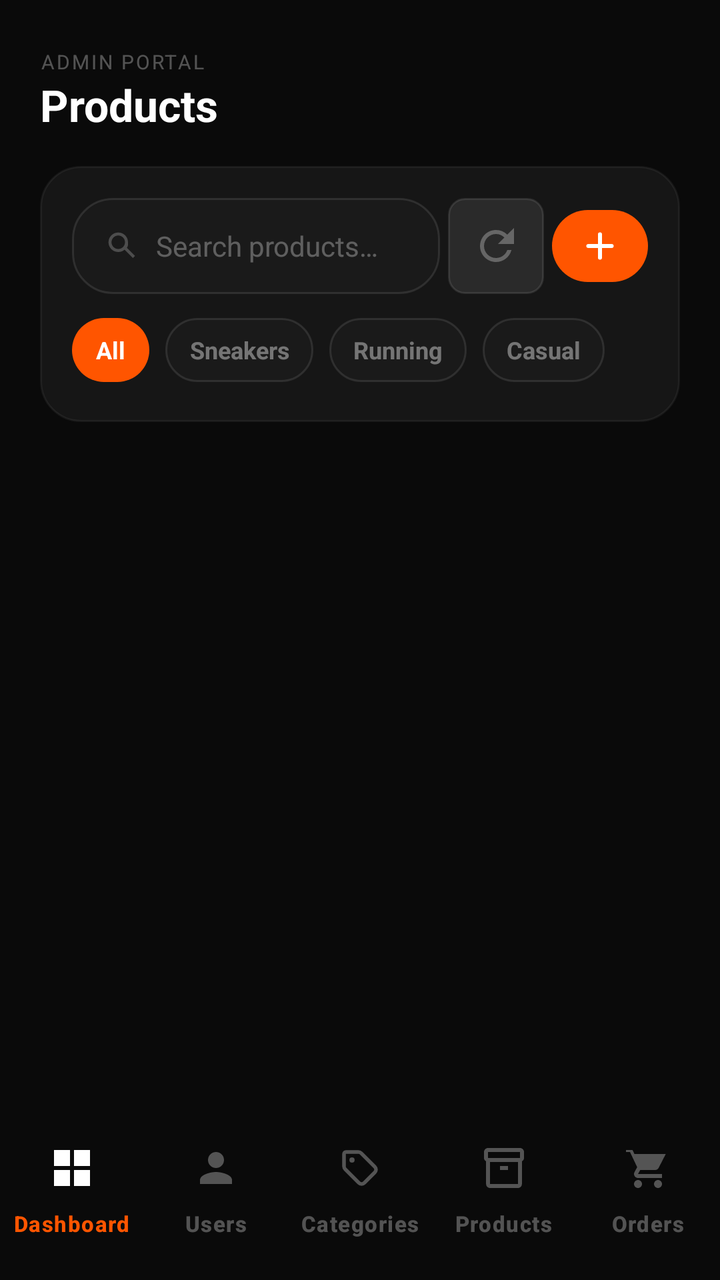
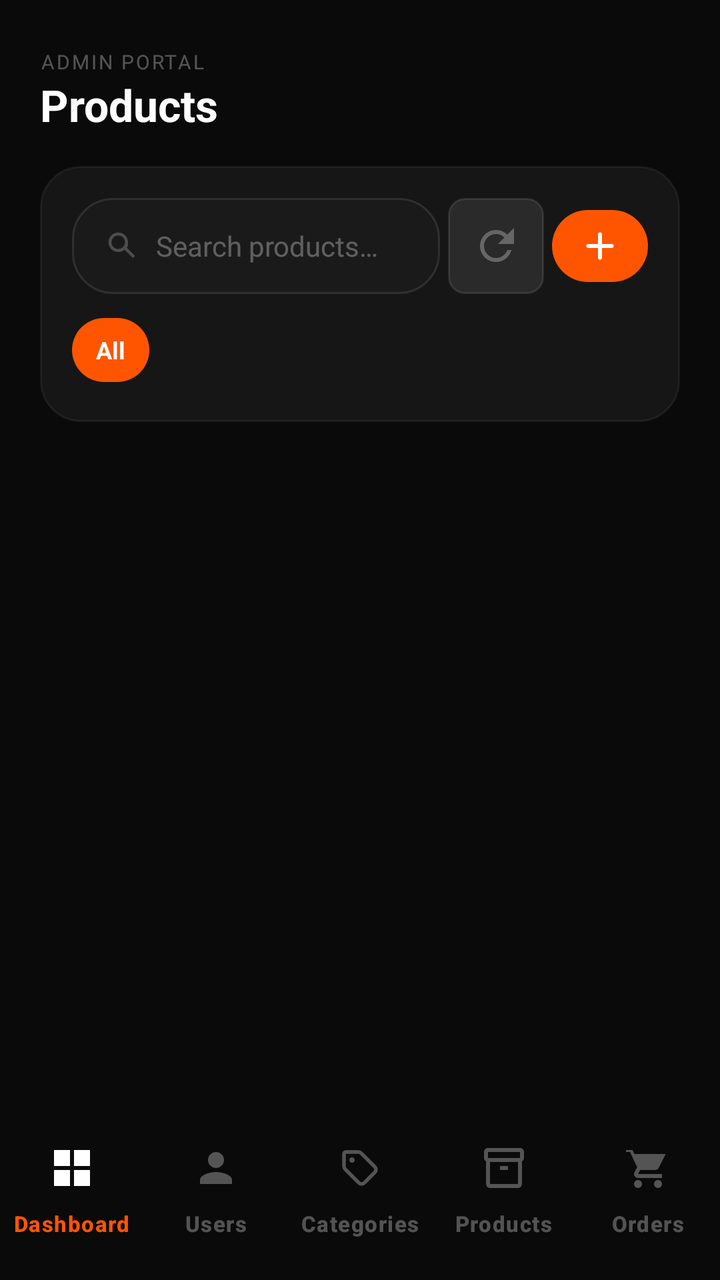

The first picture is an Android layout as it rendered before a commit; the second is the same layout after the commit. The layout source and the unified diff follow.
<!-- AndroidManifest.xml: activity theme Theme.SoleStep.Admin -->
<!-- res/layout/activity_admin_products.xml -->
<?xml version="1.0" encoding="utf-8"?>
<androidx.constraintlayout.widget.ConstraintLayout
    xmlns:android="http://schemas.android.com/apk/res/android"
    xmlns:app="http://schemas.android.com/apk/res-auto"
    xmlns:tools="http://schemas.android.com/tools"
    android:id="@+id/admin_products_root"
    android:layout_width="match_parent"
    android:layout_height="match_parent"
    android:background="@color/bg_dark_primary"
    tools:context=".admin.AdminProductsActivity">

    
    <LinearLayout
        android:id="@+id/admin_products_header"
        android:layout_width="0dp"
        android:layout_height="wrap_content"
        android:orientation="vertical"
        android:paddingStart="@dimen/space_screen_horizontal"
        android:paddingTop="@dimen/space_12"
        android:paddingEnd="@dimen/space_screen_horizontal"
        android:paddingBottom="@dimen/space_8"
        app:layout_constraintEnd_toEndOf="parent"
        app:layout_constraintStart_toStartOf="parent"
        app:layout_constraintTop_toTopOf="parent">

        <TextView
            android:layout_width="wrap_content"
            android:layout_height="wrap_content"
            android:letterSpacing="0.1"
            android:text="@string/app_admin_portal"
            android:textAllCaps="true"
            android:textColor="@color/text_dark_muted"
            android:textSize="10sp" />

        <TextView
            android:id="@+id/admin_products_title"
            android:layout_width="wrap_content"
            android:layout_height="wrap_content"
            android:text="@string/admin_products_title"
            android:textColor="@color/text_dark_primary"
            android:textSize="22sp"
            android:textStyle="bold" />
    </LinearLayout>

    
    <LinearLayout
        android:id="@+id/admin_products_mgmt_panel"
        android:layout_width="0dp"
        android:layout_height="wrap_content"
        android:layout_marginStart="@dimen/space_screen_horizontal"
        android:layout_marginEnd="@dimen/space_screen_horizontal"
        android:background="@drawable/bg_card_dark"
        android:orientation="vertical"
        android:padding="@dimen/space_8"
        app:layout_constraintEnd_toEndOf="parent"
        app:layout_constraintStart_toStartOf="parent"
        app:layout_constraintTop_toBottomOf="@id/admin_products_header">

        
        <LinearLayout
            android:layout_width="match_parent"
            android:layout_height="48dp"
            android:gravity="center_vertical"
            android:orientation="horizontal">

            
            <LinearLayout
                android:id="@+id/admin_products_search_row"
                android:layout_width="0dp"
                android:layout_height="match_parent"
                android:layout_weight="1"
                android:background="@drawable/bg_admin_search"
                android:gravity="center_vertical"
                android:orientation="horizontal"
                android:paddingStart="@dimen/space_8"
                android:paddingEnd="@dimen/space_8">

                <ImageView
                    android:layout_width="18dp"
                    android:layout_height="18dp"
                    android:contentDescription="@null"
                    android:src="@drawable/ic_material_search"
                    android:tint="@color/text_dark_muted" />

                <EditText
                    android:id="@+id/admin_products_search_input"
                    android:layout_width="0dp"
                    android:layout_height="match_parent"
                    android:layout_marginStart="@dimen/space_4"
                    android:layout_weight="1"
                    android:background="@null"
                    android:hint="@string/admin_search_products_hint"
                    android:imeOptions="actionSearch"
                    android:inputType="text"
                    android:maxLines="1"
                    android:textColor="@color/text_dark_primary"
                    android:textColorHint="@color/text_dark_muted"
                    android:textSize="14sp" />
            </LinearLayout>

            
            <ImageButton
                android:id="@+id/admin_products_btn_refresh"
                android:layout_width="48dp"
                android:layout_height="48dp"
                android:layout_marginStart="@dimen/space_2"
                android:background="@drawable/bg_admin_icon_btn"
                android:contentDescription="@string/action_refresh"
                android:src="@drawable/ic_refresh"
                android:tint="@color/text_dark_tertiary" />

            
            <com.google.android.material.button.MaterialButton
                android:id="@+id/admin_products_btn_add"
                style="@style/Widget.SoleStep.Button.Primary"
                android:layout_width="48dp"
                android:layout_height="48dp"
                android:layout_marginStart="@dimen/space_2"
                android:padding="0dp"
                app:icon="@drawable/ic_catalog_plus"
                app:iconGravity="textStart"
                app:iconPadding="0dp"
                app:iconSize="20dp" />
        </LinearLayout>

        
        <HorizontalScrollView
            android:id="@+id/admin_products_filter_scroll"
            android:layout_width="match_parent"
            android:layout_height="wrap_content"
            android:layout_marginTop="@dimen/space_6"
            android:scrollbars="none">

            <LinearLayout
                android:id="@+id/admin_products_filter_row"
                android:layout_width="wrap_content"
                android:layout_height="wrap_content"
                android:gravity="center_vertical"
                android:orientation="horizontal"
                android:paddingBottom="@dimen/space_2">

                
                <TextView
                    android:id="@+id/admin_filter_all"
                    android:layout_width="wrap_content"
                    android:layout_height="32dp"
                    android:background="@drawable/bg_admin_chip_selected"
                    android:gravity="center"
                    android:paddingStart="@dimen/space_chip_horizontal"
                    android:paddingEnd="@dimen/space_chip_horizontal"
                    android:text="@string/filter_all"
                    android:textColor="@color/brand_white"
                    android:textSize="12sp"
                    android:textStyle="bold" />

                
                <TextView
                    android:id="@+id/admin_filter_sneakers"
                    android:layout_width="wrap_content"
                    android:layout_height="32dp"
                    android:layout_marginStart="@dimen/space_4"
                    android:background="@drawable/bg_admin_chip"
                    android:gravity="center"
                    android:paddingStart="@dimen/space_chip_horizontal"
                    android:paddingEnd="@dimen/space_chip_horizontal"
                    android:text="@string/filter_sneakers"
                    android:textColor="@color/text_dark_tertiary"
                    android:textSize="12sp"
                    android:textStyle="bold" />

                
                <TextView
                    android:id="@+id/admin_filter_running"
                    android:layout_width="wrap_content"
                    android:layout_height="32dp"
                    android:layout_marginStart="@dimen/space_4"
                    android:background="@drawable/bg_admin_chip"
                    android:gravity="center"
                    android:paddingStart="@dimen/space_chip_horizontal"
                    android:paddingEnd="@dimen/space_chip_horizontal"
                    android:text="@string/filter_running"
                    android:textColor="@color/text_dark_tertiary"
                    android:textSize="12sp"
                    android:textStyle="bold" />

                
                <TextView
                    android:id="@+id/admin_filter_casual"
                    android:layout_width="wrap_content"
                    android:layout_height="32dp"
                    android:layout_marginStart="@dimen/space_4"
                    android:background="@drawable/bg_admin_chip"
                    android:gravity="center"
                    android:paddingStart="@dimen/space_chip_horizontal"
                    android:paddingEnd="@dimen/space_chip_horizontal"
                    android:text="@string/filter_casual"
                    android:textColor="@color/text_dark_tertiary"
                    android:textSize="12sp"
                    android:textStyle="bold" />
            </LinearLayout>
        </HorizontalScrollView>
    </LinearLayout>

    
    <androidx.recyclerview.widget.RecyclerView
        android:id="@+id/admin_products_recycler"
        android:layout_width="0dp"
        android:layout_height="0dp"
        android:layout_marginTop="@dimen/space_4"
        android:clipToPadding="false"
        android:overScrollMode="never"
        android:paddingStart="@dimen/space_screen_horizontal"
        android:paddingEnd="@dimen/space_screen_horizontal"
        android:paddingBottom="@dimen/space_16"
        app:layout_constraintBottom_toTopOf="@id/admin_bottom_nav"
        app:layout_constraintEnd_toEndOf="parent"
        app:layout_constraintStart_toStartOf="parent"
        app:layout_constraintTop_toBottomOf="@id/admin_products_mgmt_panel"
        tools:itemCount="4"
        tools:listitem="@layout/item_admin_product" />

    
    <include
        layout="@layout/view_admin_bottom_nav"
        android:layout_width="match_parent"
        android:layout_height="wrap_content"
        app:layout_constraintBottom_toBottomOf="parent" />

</androidx.constraintlayout.widget.ConstraintLayout>
<!-- res/layout/item_admin_product.xml (included above) -->
<?xml version="1.0" encoding="utf-8"?>
<androidx.constraintlayout.widget.ConstraintLayout
    xmlns:android="http://schemas.android.com/apk/res/android"
    xmlns:app="http://schemas.android.com/apk/res-auto"
    android:layout_width="match_parent"
    android:layout_height="wrap_content"
    android:background="@drawable/bg_card_dark"
    android:clickable="true"
    android:focusable="true"
    android:foreground="?attr/selectableItemBackground"
    android:paddingStart="@dimen/space_card_padding"
    android:paddingTop="@dimen/space_card_padding"
    android:paddingEnd="@dimen/space_card_padding"
    android:paddingBottom="@dimen/space_card_padding">

    
    <ImageView
        android:id="@+id/admin_prod_image"
        android:layout_width="72dp"
        android:layout_height="72dp"
        android:background="@drawable/bg_admin_product_image"
        android:contentDescription="@string/product_image_desc"
        android:padding="@dimen/space_4"
        android:scaleType="centerCrop"
        app:layout_constraintStart_toStartOf="parent"
        app:layout_constraintTop_toTopOf="parent" />

    
    <ImageButton
        android:id="@+id/admin_prod_btn_delete"
        android:layout_width="32dp"
        android:layout_height="32dp"
        android:background="@drawable/bg_admin_icon_btn"
        android:contentDescription="@string/action_delete"
        android:padding="@dimen/space_4"
        android:src="@drawable/ic_trash"
        android:tint="@color/status_error_light"
        app:layout_constraintEnd_toEndOf="parent"
        app:layout_constraintBottom_toBottomOf="@id/admin_prod_name"
        app:layout_constraintTop_toTopOf="@id/admin_prod_name" />

    
    <ImageButton
        android:id="@+id/admin_prod_btn_edit"
        android:layout_width="32dp"
        android:layout_height="32dp"
        android:layout_marginEnd="@dimen/space_4"
        android:background="@drawable/bg_admin_icon_btn"
        android:contentDescription="@string/action_edit"
        android:padding="@dimen/space_4"
        android:src="@drawable/ic_edit_pencil"
        android:tint="@color/status_info"
        app:layout_constraintEnd_toStartOf="@id/admin_prod_btn_delete"
        app:layout_constraintBottom_toBottomOf="@id/admin_prod_name"
        app:layout_constraintTop_toTopOf="@id/admin_prod_name" />

    
    <TextView
        android:id="@+id/admin_prod_brand"
        android:layout_width="0dp"
        android:layout_height="wrap_content"
        android:layout_marginStart="@dimen/space_8"
        android:layout_marginEnd="@dimen/space_6"
        android:ellipsize="end"
        android:maxLines="1"
        android:textColor="@color/text_dark_muted"
        android:textSize="11sp"
        app:layout_constraintEnd_toStartOf="@id/admin_prod_btn_edit"
        app:layout_constraintStart_toEndOf="@id/admin_prod_image"
        app:layout_constraintTop_toTopOf="@id/admin_prod_image" />

    
    <TextView
        android:id="@+id/admin_prod_name"
        android:layout_width="0dp"
        android:layout_height="wrap_content"
        android:layout_marginStart="@dimen/space_8"
        android:layout_marginTop="@dimen/space_1"
        android:layout_marginEnd="@dimen/space_4"
        android:ellipsize="end"
        android:maxLines="1"
        android:textColor="@color/text_dark_primary"
        android:textSize="15sp"
        android:textStyle="bold"
        app:layout_constraintEnd_toStartOf="@id/admin_prod_badge_new"
        app:layout_constraintStart_toEndOf="@id/admin_prod_image"
        app:layout_constraintTop_toBottomOf="@id/admin_prod_brand" />

    
    <TextView
        android:id="@+id/admin_prod_badge_new"
        android:layout_width="wrap_content"
        android:layout_height="wrap_content"
        android:background="@drawable/bg_badge_orange"
        android:paddingStart="@dimen/space_3"
        android:paddingTop="2dp"
        android:paddingEnd="@dimen/space_3"
        android:paddingBottom="2dp"
        android:text="@string/badge_new"
        android:textColor="@color/brand_white"
        android:textSize="10sp"
        android:textStyle="bold"
        android:visibility="gone"
        app:layout_constraintBottom_toBottomOf="@id/admin_prod_name"
        app:layout_constraintEnd_toStartOf="@id/admin_prod_btn_edit"
        app:layout_constraintTop_toTopOf="@id/admin_prod_name" />

    
    <LinearLayout
        android:id="@+id/admin_prod_price_row"
        android:layout_width="0dp"
        android:layout_height="wrap_content"
        android:layout_marginStart="@dimen/space_8"
        android:layout_marginTop="@dimen/space_3"
        android:gravity="center_vertical"
        android:orientation="horizontal"
        app:layout_constraintEnd_toEndOf="parent"
        app:layout_constraintStart_toEndOf="@id/admin_prod_image"
        app:layout_constraintTop_toBottomOf="@id/admin_prod_name">

        <TextView
            android:id="@+id/admin_prod_price"
            android:layout_width="wrap_content"
            android:layout_height="wrap_content"
            android:textColor="@color/text_accent"
            android:textSize="15sp"
            android:textStyle="bold" />

        <TextView
            android:id="@+id/admin_prod_price_original"
            android:layout_width="wrap_content"
            android:layout_height="wrap_content"
            android:layout_marginStart="@dimen/space_4"
            android:textColor="@color/text_dark_faint"
            android:textSize="12sp" />

        <TextView
            android:id="@+id/admin_prod_stock"
            android:layout_width="wrap_content"
            android:layout_height="wrap_content"
            android:layout_marginStart="@dimen/space_6"
            android:background="@drawable/bg_admin_stock_ok"
            android:paddingStart="@dimen/space_3"
            android:paddingTop="2dp"
            android:paddingEnd="@dimen/space_3"
            android:paddingBottom="2dp"
            android:textColor="@color/status_success_light"
            android:textSize="11sp"
            android:textStyle="bold" />
    </LinearLayout>

    
    <LinearLayout
        android:id="@+id/admin_prod_sizes_row"
        android:layout_width="0dp"
        android:layout_height="wrap_content"
        android:layout_marginStart="@dimen/space_8"
        android:layout_marginTop="@dimen/space_3"
        android:gravity="center_vertical"
        android:orientation="horizontal"
        app:layout_constraintEnd_toEndOf="parent"
        app:layout_constraintStart_toEndOf="@id/admin_prod_image"
        app:layout_constraintTop_toBottomOf="@id/admin_prod_price_row">

        
        <TextView
            android:id="@+id/admin_prod_size_1"
            android:layout_width="wrap_content"
            android:layout_height="wrap_content"
            android:background="@drawable/bg_admin_icon_btn"
            android:paddingStart="@dimen/space_3"
            android:paddingTop="2dp"
            android:paddingEnd="@dimen/space_3"
            android:paddingBottom="2dp"
            android:text="7"
            android:textColor="@color/text_dark_tertiary"
            android:textSize="11sp"
            android:textStyle="bold" />

        <TextView
            android:id="@+id/admin_prod_size_2"
            android:layout_width="wrap_content"
            android:layout_height="wrap_content"
            android:layout_marginStart="@dimen/space_2"
            android:background="@drawable/bg_admin_icon_btn"
            android:paddingStart="@dimen/space_3"
            android:paddingTop="2dp"
            android:paddingEnd="@dimen/space_3"
            android:paddingBottom="2dp"
            android:text="8"
            android:textColor="@color/text_dark_tertiary"
            android:textSize="11sp"
            android:textStyle="bold" />

        <TextView
            android:id="@+id/admin_prod_size_3"
            android:layout_width="wrap_content"
            android:layout_height="wrap_content"
            android:layout_marginStart="@dimen/space_2"
            android:background="@drawable/bg_admin_icon_btn"
            android:paddingStart="@dimen/space_3"
            android:paddingTop="2dp"
            android:paddingEnd="@dimen/space_3"
            android:paddingBottom="2dp"
            android:text="9"
            android:textColor="@color/text_dark_tertiary"
            android:textSize="11sp"
            android:textStyle="bold" />

        <TextView
            android:id="@+id/admin_prod_size_4"
            android:layout_width="wrap_content"
            android:layout_height="wrap_content"
            android:layout_marginStart="@dimen/space_2"
            android:background="@drawable/bg_admin_icon_btn"
            android:paddingStart="@dimen/space_3"
            android:paddingTop="2dp"
            android:paddingEnd="@dimen/space_3"
            android:paddingBottom="2dp"
            android:text="10"
            android:textColor="@color/text_dark_tertiary"
            android:textSize="11sp"
            android:textStyle="bold" />

        <TextView
            android:id="@+id/admin_prod_size_more"
            android:layout_width="wrap_content"
            android:layout_height="wrap_content"
            android:layout_marginStart="@dimen/space_2"
            android:background="@drawable/bg_badge_orange"
            android:paddingStart="@dimen/space_3"
            android:paddingTop="2dp"
            android:paddingEnd="@dimen/space_3"
            android:paddingBottom="2dp"
            android:textColor="@color/brand_white"
            android:textSize="11sp"
            android:textStyle="bold"
            android:visibility="gone" />
    </LinearLayout>

    
    <LinearLayout
        android:id="@+id/admin_prod_bottom_row"
        android:layout_width="0dp"
        android:layout_height="wrap_content"
        android:layout_marginStart="@dimen/space_8"
        android:layout_marginTop="@dimen/space_3"
        android:gravity="center_vertical"
        android:orientation="horizontal"
        app:layout_constraintBottom_toBottomOf="parent"
        app:layout_constraintEnd_toEndOf="parent"
        app:layout_constraintStart_toEndOf="@id/admin_prod_image"
        app:layout_constraintTop_toBottomOf="@id/admin_prod_sizes_row">

        <TextView
            android:layout_width="wrap_content"
            android:layout_height="wrap_content"
            android:text="@string/admin_colors_label"
            android:textColor="@color/text_dark_faint"
            android:textSize="11sp" />

        
        <View
            android:id="@+id/admin_prod_color_1"
            android:layout_width="14dp"
            android:layout_height="14dp"
            android:layout_marginStart="@dimen/space_3"
            android:background="@drawable/bg_circle_orange" />

        <View
            android:id="@+id/admin_prod_color_2"
            android:layout_width="14dp"
            android:layout_height="14dp"
            android:layout_marginStart="@dimen/space_2"
            android:background="@drawable/bg_admin_product_image" />

        
        <View
            android:layout_width="0dp"
            android:layout_height="1dp"
            android:layout_weight="1" />

        
        <ImageView
            android:layout_width="14dp"
            android:layout_height="14dp"
            android:contentDescription="@null"
            android:src="@drawable/ic_star"
            android:tint="@color/star_filled" />

        <TextView
            android:id="@+id/admin_prod_rating"
            android:layout_width="wrap_content"
            android:layout_height="wrap_content"
            android:layout_marginStart="@dimen/space_2"
            android:textColor="@color/text_dark_tertiary"
            android:textSize="12sp" />
    </LinearLayout>

</androidx.constraintlayout.widget.ConstraintLayout>
<!-- res/layout/view_admin_bottom_nav.xml (included above) -->
<?xml version="1.0" encoding="utf-8"?>
<com.google.android.material.bottomnavigation.BottomNavigationView
    xmlns:android="http://schemas.android.com/apk/res/android"
    xmlns:app="http://schemas.android.com/apk/res-auto"
    android:id="@+id/admin_bottom_nav"
    style="@style/Widget.SoleStep.BottomNavigationView.Admin"
    android:layout_width="match_parent"
    android:layout_height="wrap_content"
    app:menu="@menu/admin_bottom_nav_menu" />
<!-- resources referenced by this layout -->
<resources>
  <color name="bg_dark_primary">#0A0A0A</color>
  <color name="brand_white">#FFFFFF</color>
  <color name="star_filled">#FBBF24</color>
  <color name="status_error_light">#F87171</color>
  <color name="status_info">#60A5FA</color>
  <color name="status_success_light">#34D399</color>
  <color name="text_accent">#FF5500</color>
  <color name="text_dark_faint">#33FFFFFF</color>
  <color name="text_dark_muted">#4DFFFFFF</color>
  <color name="text_dark_primary">#FFFFFF</color>
  <color name="text_dark_tertiary">#66FFFFFF</color>
  <dimen name="space_1">2dp</dimen>
  <dimen name="space_12">24dp</dimen>
  <dimen name="space_16">32dp</dimen>
  <dimen name="space_2">4dp</dimen>
  <dimen name="space_3">6dp</dimen>
  <dimen name="space_4">8dp</dimen>
  <dimen name="space_6">12dp</dimen>
  <dimen name="space_8">16dp</dimen>
  <dimen name="space_card_padding">16dp</dimen>
  <dimen name="space_chip_horizontal">12dp</dimen>
  <dimen name="space_screen_horizontal">20dp</dimen>
  <!-- drawable bg_admin_chip (drawable) -->
  <?xml version="1.0" encoding="utf-8"?>
  <shape xmlns:android="http://schemas.android.com/apk/res/android"
      android:shape="rectangle">
      <solid android:color="@color/bg_dark_surface_3" />
      <corners android:radius="@dimen/radius_pill" />
      <stroke
          android:width="@dimen/stroke_thin"
          android:color="@color/border_dark_medium" />
  </shape>
  <string name="action_delete">Delete</string>
  <string name="action_edit">Edit</string>
  <string name="action_refresh">Refresh</string>
  <string name="admin_colors_label">Colors</string>
  <string name="admin_products_title">Products</string>
  <string name="admin_search_products_hint">Search products…</string>
  <string name="app_admin_portal">Admin Portal</string>
  <string name="badge_new">NEW</string>
  <string name="filter_all">All</string>
  <string name="filter_casual">Casual</string>
  <string name="filter_running">Running</string>
  <string name="filter_sneakers">Sneakers</string>
  <string name="product_image_desc">Product image</string>
  <color name="bg_dark_surface_3">#1A1A1A</color>
  <dimen name="radius_pill">999dp</dimen>
  <dimen name="stroke_thin">1dp</dimen>
  <color name="border_dark_medium">#1AFFFFFF</color>
  <color name="brand_orange">#FF5500</color>
  <color name="bg_dark_surface_4">#2A2A2A</color>
  <dimen name="radius_sm">8dp</dimen>
  <dimen name="radius_md">12dp</dimen>
  <color name="border_dark_normal">#14FFFFFF</color>
  <dimen name="radius_xl">20dp</dimen>
  <color name="status_success_bg">#1A10B981</color>
  <dimen name="radius_xs">4dp</dimen>
  <dimen name="radius_badge">8dp</dimen>
  <color name="bg_dark_surface_2">#161616</color>
  <dimen name="radius_card">20dp</dimen>
  <color name="border_dark_light">#0FFFFFFF</color>
  <color name="status_error">#EF4444</color>
  <dimen name="radius_button">20dp</dimen>
  <dimen name="btn_height_large">52dp</dimen>
  <dimen name="elev_raised">4dp</dimen>
  <color name="brand_orange_dark">#CC4400</color>
  <color name="brand_orange_light">#FF8844</color>
  <color name="brand_indigo">#6366F1</color>
  <style name="ShapeAppearance.SoleStep.Small" parent="">
          <item name="cornerFamily">rounded</item>
          <item name="cornerSize">@dimen/radius_sm</item>
      </style>
  <style name="ShapeAppearance.SoleStep.Medium" parent="">
          <item name="cornerFamily">rounded</item>
          <item name="cornerSize">@dimen/radius_lg</item>
      </style>
  <style name="ShapeAppearance.SoleStep.Large" parent="">
          <item name="cornerFamily">rounded</item>
          <item name="cornerSize">@dimen/radius_2xl</item>
      </style>
  <style name="ShapeAppearance.App.Indicator" parent="ShapeAppearance.Material3.SmallComponent">
          <item name="cornerSize">50%</item>
      </style>
  <dimen name="font_label">14sp</dimen>
  <dimen name="radius_lg">16dp</dimen>
  <dimen name="radius_2xl">24dp</dimen>
  <!-- unchanged entries left out for length: 20 -->
</resources>

<!-- the commit's change to res/layout/activity_admin_products.xml (unified diff, before → after) -->
@@ -153,50 +153,7 @@
                     android:textSize="12sp"
                     android:textStyle="bold" />
 
-                
-                <TextView
-                    android:id="@+id/admin_filter_sneakers"
-                    android:layout_width="wrap_content"
-                    android:layout_height="32dp"
-                    android:layout_marginStart="@dimen/space_4"
-                    android:background="@drawable/bg_admin_chip"
-                    android:gravity="center"
-                    android:paddingStart="@dimen/space_chip_horizontal"
-                    android:paddingEnd="@dimen/space_chip_horizontal"
-                    android:text="@string/filter_sneakers"
-                    android:textColor="@color/text_dark_tertiary"
-                    android:textSize="12sp"
-                    android:textStyle="bold" />
-
-                
-                <TextView
-                    android:id="@+id/admin_filter_running"
-                    android:layout_width="wrap_content"
-                    android:layout_height="32dp"
-                    android:layout_marginStart="@dimen/space_4"
-                    android:background="@drawable/bg_admin_chip"
-                    android:gravity="center"
-                    android:paddingStart="@dimen/space_chip_horizontal"
-                    android:paddingEnd="@dimen/space_chip_horizontal"
-                    android:text="@string/filter_running"
-                    android:textColor="@color/text_dark_tertiary"
-                    android:textSize="12sp"
-                    android:textStyle="bold" />
-
-                
-                <TextView
-                    android:id="@+id/admin_filter_casual"
-                    android:layout_width="wrap_content"
-                    android:layout_height="32dp"
-                    android:layout_marginStart="@dimen/space_4"
-                    android:background="@drawable/bg_admin_chip"
-                    android:gravity="center"
-                    android:paddingStart="@dimen/space_chip_horizontal"
-                    android:paddingEnd="@dimen/space_chip_horizontal"
-                    android:text="@string/filter_casual"
-                    android:textColor="@color/text_dark_tertiary"
-                    android:textSize="12sp"
-                    android:textStyle="bold" />
+
             </LinearLayout>
         </HorizontalScrollView>
     </LinearLayout>
<!-- resource entries referenced after the edit -->
@@ -22,16 +22,6 @@
   <dimen name="space_card_padding">16dp</dimen>
   <dimen name="space_chip_horizontal">12dp</dimen>
   <dimen name="space_screen_horizontal">20dp</dimen>
-  <!-- drawable bg_admin_chip (drawable) -->
-  <?xml version="1.0" encoding="utf-8"?>
-  <shape xmlns:android="http://schemas.android.com/apk/res/android"
-      android:shape="rectangle">
-      <solid android:color="@color/bg_dark_surface_3" />
-      <corners android:radius="@dimen/radius_pill" />
-      <stroke
-          android:width="@dimen/stroke_thin"
-          android:color="@color/border_dark_medium" />
-  </shape>
   <string name="action_delete">Delete</string>
   <string name="action_edit">Edit</string>
   <string name="action_refresh">Refresh</string>
@@ -41,9 +31,6 @@
   <string name="app_admin_portal">Admin Portal</string>
   <string name="badge_new">NEW</string>
   <string name="filter_all">All</string>
-  <string name="filter_casual">Casual</string>
-  <string name="filter_running">Running</string>
-  <string name="filter_sneakers">Sneakers</string>
   <string name="product_image_desc">Product image</string>
   <color name="bg_dark_surface_3">#1A1A1A</color>
   <dimen name="radius_pill">999dp</dimen>
